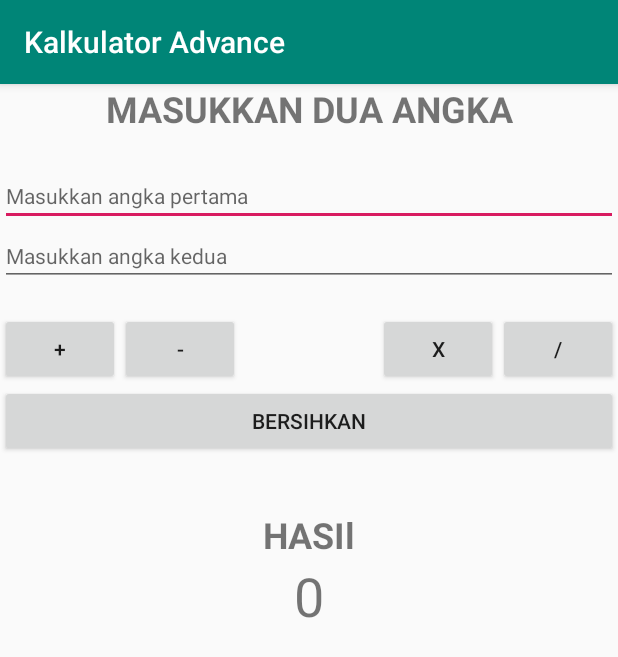
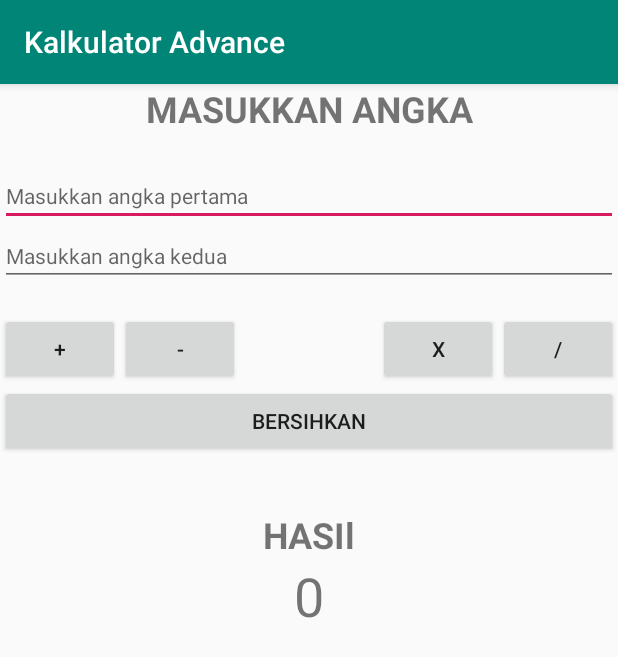
Before and after one commit to zaidanabhi/kelompok-8-pbo, an Android app: the CalculatorActivity screen opened directly, with no data from a screen before it, on a phone screen of 412 x 824 dp. Shown: the top 657 px of the screen. Run offline under Robolectric (Android 15) with nearby library versions, the phone set to English and light mode, and no system bars.

Commit message:
Meningkatkan efisiensi kalimat pada kalkulator

```diff
--- a/app/src/main/res/layout/activity_calculator.xml
+++ b/app/src/main/res/layout/activity_calculator.xml
@@ -43,7 +43,7 @@
         android:textSize="14sp" />
 
     <TextView
-        android:text="MASUKKAN DUA ANGKA"
+        android:text="MASUKKAN ANGKA"
         android:layout_width="match_parent"
         android:layout_height="wrap_content"
         android:id="@+id/textView5"
```
